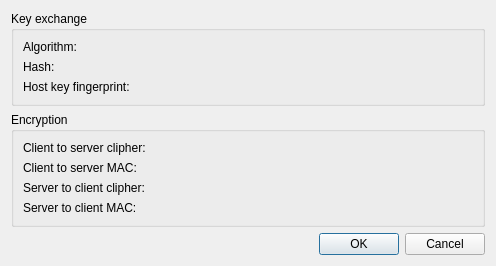
This is src/ui/encryptiondetaildialog.ui in kitech/nullfxp as Qt 5 draws it before an edit. The edited form follows.
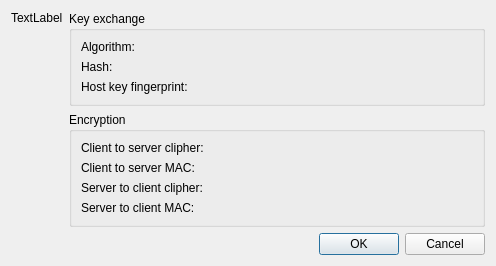
This is the edited form.

Diff of the .ui file:
```diff
--- a/src/ui/encryptiondetaildialog.ui
+++ b/src/ui/encryptiondetaildialog.ui
@@ -6,14 +6,40 @@
     <x>0</x>
     <y>0</y>
     <width>496</width>
-    <height>259</height>
+    <height>261</height>
    </rect>
   </property>
   <property name="windowTitle" >
    <string>Encryption details</string>
   </property>
+  <layout class="QHBoxLayout" name="horizontalLayout" >
+   <item>
   <layout class="QVBoxLayout" name="verticalLayout" >
    <item>
+      <widget class="QLabel" name="label_8" >
+       <property name="text" >
+        <string>TextLabel</string>
+       </property>
+      </widget>
+     </item>
+     <item>
+      <spacer name="verticalSpacer" >
+       <property name="orientation" >
+        <enum>Qt::Vertical</enum>
+       </property>
+       <property name="sizeHint" stdset="0" >
+        <size>
+         <width>20</width>
+         <height>40</height>
+        </size>
+       </property>
+      </spacer>
+     </item>
+    </layout>
+   </item>
+   <item>
+    <layout class="QVBoxLayout" name="verticalLayout_4" >
+     <item>
     <widget class="QGroupBox" name="groupBox" >
      <property name="title" >
       <string>Key exchange</string>
@@ -89,6 +115,8 @@
       <set>QDialogButtonBox::Cancel|QDialogButtonBox::Ok</set>
      </property>
     </widget>
+     </item>
+    </layout>
    </item>
   </layout>
  </widget>
```
Lines whose indentation alone changed are shown as unchanged.
